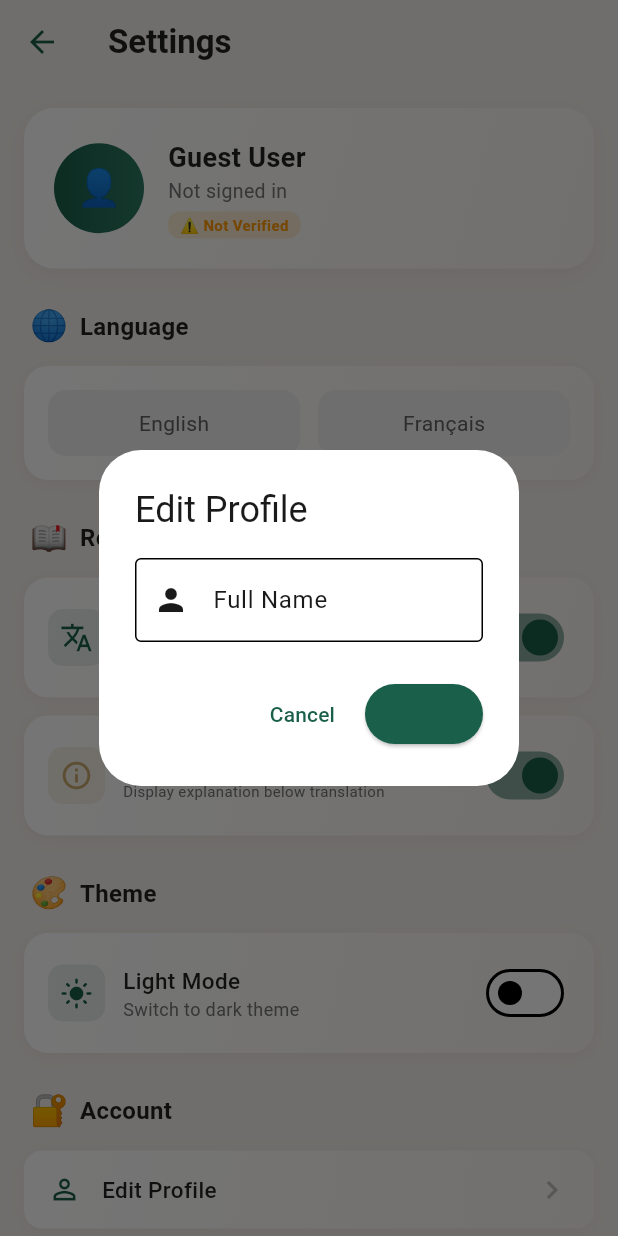
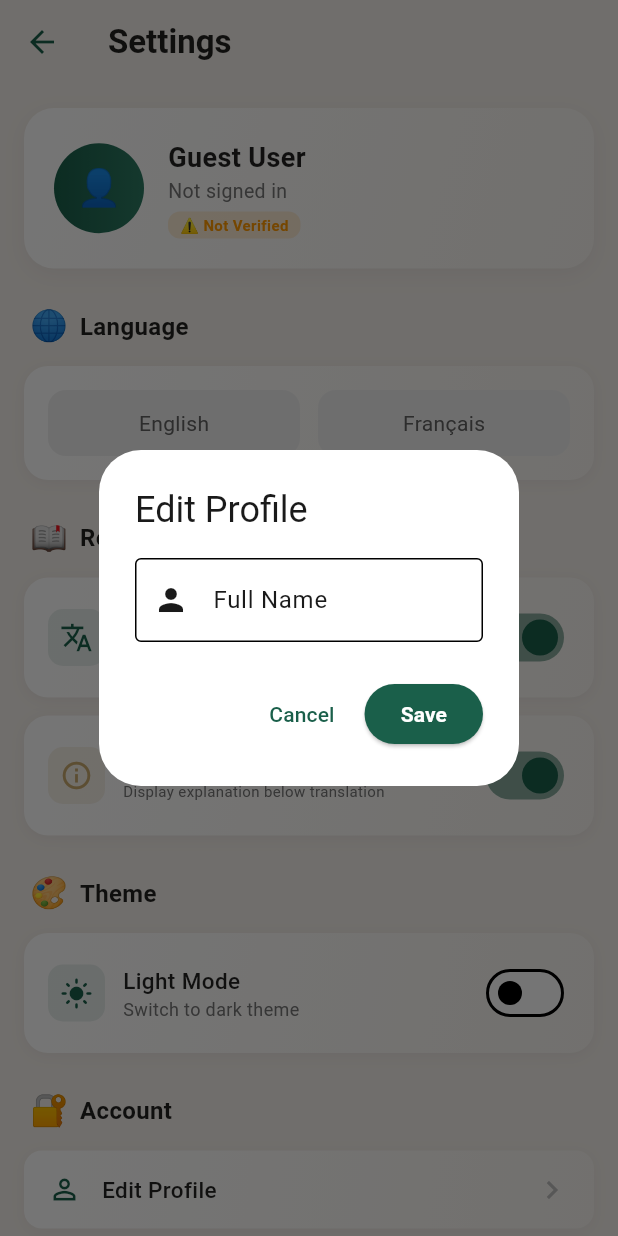
Before and after one commit to msaadahmad358/Daily-Quran-Mobile-App-in-Flutter, a Flutter app: the SettingsTab screen opened directly with empty values, after a tap on "Edit Profile", on a phone screen of 412 x 824 dp. Run offline on Flutter 3.47's test engine with Material 3 defaults, Android fonts, the phone set to English and light mode, and no system bars; our stand-ins replace device_preview, geolocator, permission_handler, sensors_plus, shared_preferences; accounts and stored records are empty; network calls fail; Roboto replaces fonts that are missing (System).

Commit message:
Fix Qibla compass type cast, location permission handling, section icons and dialog button colors

```diff
--- a/lib/login_screen.dart
+++ b/lib/login_screen.dart
@@ -398,6 +398,8 @@ class _LoginScreenState extends BaseScreenState<LoginScreen> {
       // LOGIN
       final result = await _auth.login(email: email, password: password);
 
+      print(result);
+
       if (result['success'] == true) {
         widget.onLogin();
       } else {
--- a/lib/prayer_times_screen.dart
+++ b/lib/prayer_times_screen.dart
@@ -219,7 +219,10 @@ class _PrayerTimesScreenState extends BaseScreenState<PrayerTimesScreen> {
     }
 
     // Mobile: Request location permission
-    final locationStatus = await Permission.location.request();
+    var locationStatus = await Permission.locationWhenInUse.request();
+    if (!locationStatus.isGranted) {
+      locationStatus = await Permission.location.request();
+    }
 
     if (locationStatus.isGranted) {
       try {
--- a/lib/settings_tab.dart
+++ b/lib/settings_tab.dart
@@ -144,6 +144,7 @@ class _SettingsTabState extends State<SettingsTab> {
             },
             style: ElevatedButton.styleFrom(
               backgroundColor: const Color(0xFF1A5F4A),
+              foregroundColor: Colors.white,
             ),
             child: _isLoading
                 ? const SizedBox(
@@ -154,7 +155,13 @@ class _SettingsTabState extends State<SettingsTab> {
                       valueColor: AlwaysStoppedAnimation<Color>(Colors.white),
                     ),
                   )
-                : Text(Translations.getText(widget.currentLanguage, 'save')),
+                : Text(
+                    Translations.getText(widget.currentLanguage, 'save'),
+                    style: const TextStyle(
+                      color: Colors.white,
+                      fontWeight: FontWeight.bold,
+                    ),
+                  ),
           ),
         ],
       ),
@@ -306,6 +313,7 @@ class _SettingsTabState extends State<SettingsTab> {
             },
             style: ElevatedButton.styleFrom(
               backgroundColor: const Color(0xFF1A5F4A),
+              foregroundColor: Colors.white,
             ),
             child: _isLoading
                 ? const SizedBox(
```
Also changed, not shown: lib/qibla_compass_screen.dart (+29 -12 lines), 3 other files.
